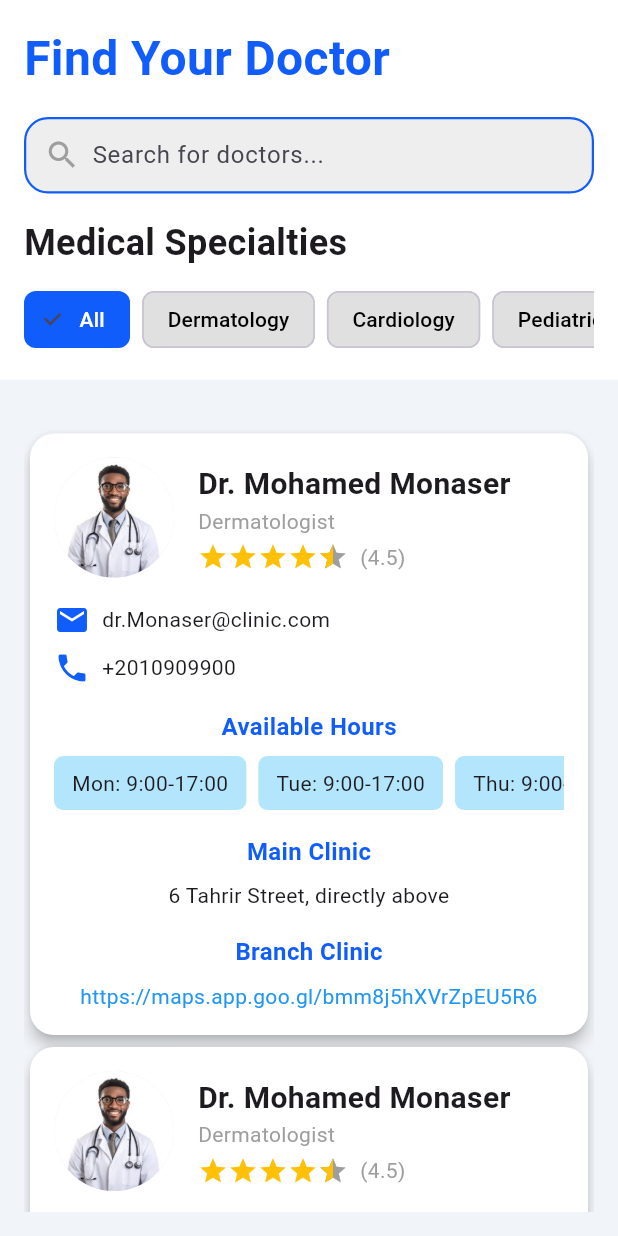
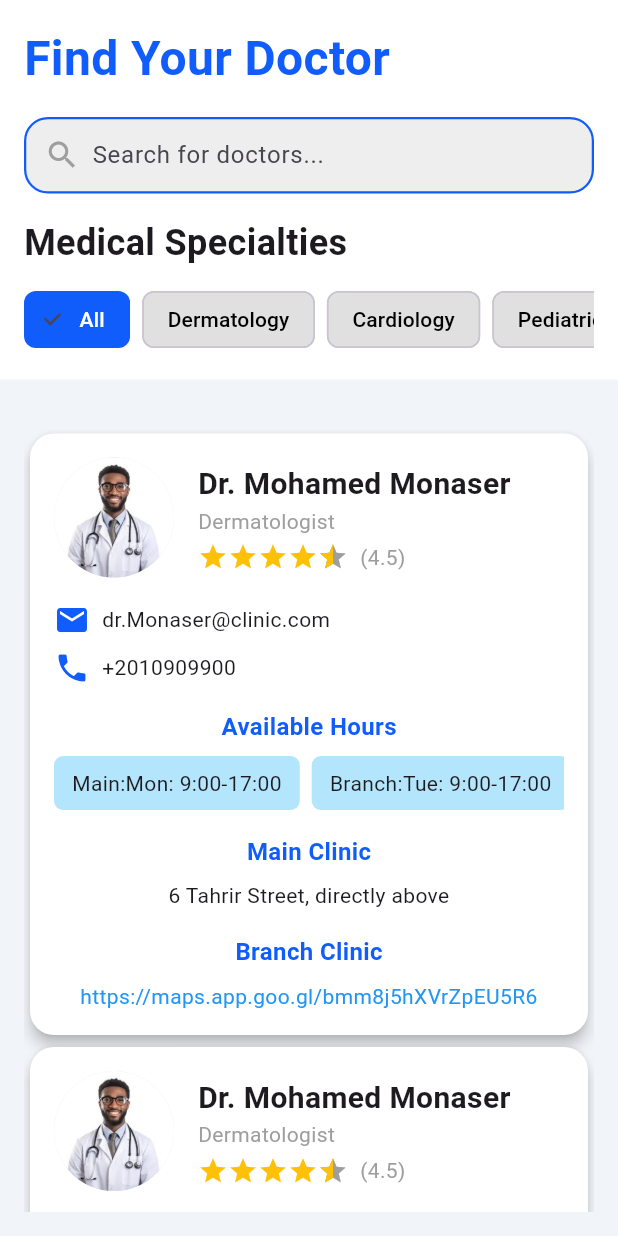
Before and after one commit to Mo277210/final_year_project, a Flutter app: the DoctorSearchPage screen opened directly, on a phone screen of 412 x 824 dp. Run offline on Flutter 3.47's test engine with Material 3 defaults, Android fonts, the phone set to English and light mode, and no system bars; drawn by our look-alikes of flutter_rating_bar; our stand-ins replace file_picker.

Commit message:
dactortask1

```diff
--- a/lib/homePagePatient/doctor_sreach_page.dart
+++ b/lib/homePagePatient/doctor_sreach_page.dart
@@ -107,10 +107,10 @@ class _DoctorSearchPageState extends State<DoctorSearchPage> {
                       email: "dr.Monaser@clinic.com",
                       phone: "+2010909900",
                       availableHours: [
-                        {"Mon": "9:00-17:00"},
-                        {"Tue": "9:00-17:00"},
-                        {"Thu": "9:00-17:00"},
-                        {"Fri": "9:00-15:00"},
+                        {"Main:Mon": "9:00-17:00"},
+                        {"Branch:Tue": "9:00-17:00"},
+                        {"Branch:Thu": "9:00-17:00"},
+                        {"Branch:Fri": "9:00-15:00"},
                       ],
                       mainClinic: "6 Tahrir Street, directly above ",
                       branchClinic: "https://maps.app.goo.gl/bmm8j5hXVrZpEU5R6",
@@ -122,10 +122,10 @@ class _DoctorSearchPageState extends State<DoctorSearchPage> {
                       email: "dr.Monaser@clinic.com",
                       phone: "+2010909900",
                       availableHours: [
-                        {"Mon": "9:00-17:00"},
-                        {"Tue": "9:00-17:00"},
-                        {"Thu": "9:00-17:00"},
-                        {"Fri": "9:00-15:00"},
+                        {"Main:Mon": "9:00-17:00"},
+                        {"Branch:Tue": "9:00-17:00"},
+                        {"Main:Thu": "9:00-17:00"},
+                        {"Main:Fri": "9:00-15:00"},
                       ],
                       mainClinic: "6 Tahrir Street, directly above ",
                       branchClinic: "https://maps.app.goo.gl/bmm8j5hXVrZpEU5R6",
@@ -137,10 +137,10 @@ class _DoctorSearchPageState extends State<DoctorSearchPage> {
                       email: "dr.Monaser@clinic.com",
                       phone: "+2010909900",
                       availableHours: [
-                        {"Mon": "9:00-17:00"},
-                        {"Tue": "9:00-17:00"},
-                        {"Thu": "9:00-17:00"},
-                        {"Fri": "9:00-15:00"},
+                        {"Main:Mon": "9:00-17:00"},
+                        {"Branch:Tue": "9:00-17:00"},
+                        {"Main:Thu": "9:00-17:00"},
+                        {"Branch:Fri": "9:00-15:00"},
                       ],
                       mainClinic: "6 Tahrir Street, directly above ",
                       branchClinic: "https://maps.app.goo.gl/bmm8j5hXVrZpEU5R6",
@@ -152,10 +152,10 @@ class _DoctorSearchPageState extends State<DoctorSearchPage> {
                       email: "dr.Monaser@clinic.com",
                       phone: "+2010909900",
                       availableHours: [
-                        {"Mon": "9:00-17:00"},
-                        {"Tue": "9:00-17:00"},
-                        {"Thu": "9:00-17:00"},
-                        {"Fri": "9:00-15:00"},
+                        {"Main:Mon": "9:00-17:00"},
+                        {"Main:Tue": "9:00-17:00"},
+                        {"Branch:Thu": "9:00-17:00"},
+                        {"Main:Fri": "9:00-15:00"},
                       ],
                       mainClinic: "6 Tahrir Street, directly above ",
                       branchClinic: "https://maps.app.goo.gl/bmm8j5hXVrZpEU5R6",
--- a/lib/homePagePatient/historyPage.dart
+++ b/lib/homePagePatient/historyPage.dart
@@ -9,9 +9,9 @@ class Historypage extends StatelessWidget {
   final List<String> Brittle_Splitting_Nails = ["0.4", "0.4", "0.3"];
 
   final List<String> diseases = [
-    'Onycholysis',
-    'Nail Psoriasis',
-    'Brittle Splitting Nails',
+    'Clubbing',
+    'Beaus Line',
+    'Blue Finger',
   ];
 
   final List<String> diseaseImages = [
@@ -74,17 +74,17 @@ class Historypage extends StatelessWidget {
                   ),
                   const SizedBox(height: 10),
                   Text(
-                    'Onycholysis: \n ${Onycholysis[index]}',
+                    'Clubbing: \n ${Onycholysis[index]}',
                     style: const TextStyle(fontWeight: FontWeight.bold),
                   ),
                   const SizedBox(height: 5),
                   Text(
-                    'Nail Psoriasis: \n ${Nail_Psoriasis[index]}',
+                    'Beaus Line: \n ${Nail_Psoriasis[index]}',
                     style: const TextStyle(fontWeight: FontWeight.bold),
                   ),
                   const SizedBox(height: 5),
                   Text(
-                    'Brittle Splitting Nails: \n ${Brittle_Splitting_Nails[index]}',
+                    'Blue Finger: \n ${Brittle_Splitting_Nails[index]}',
                     style: const TextStyle(fontWeight: FontWeight.bold),
                   ),
                 ],
```
